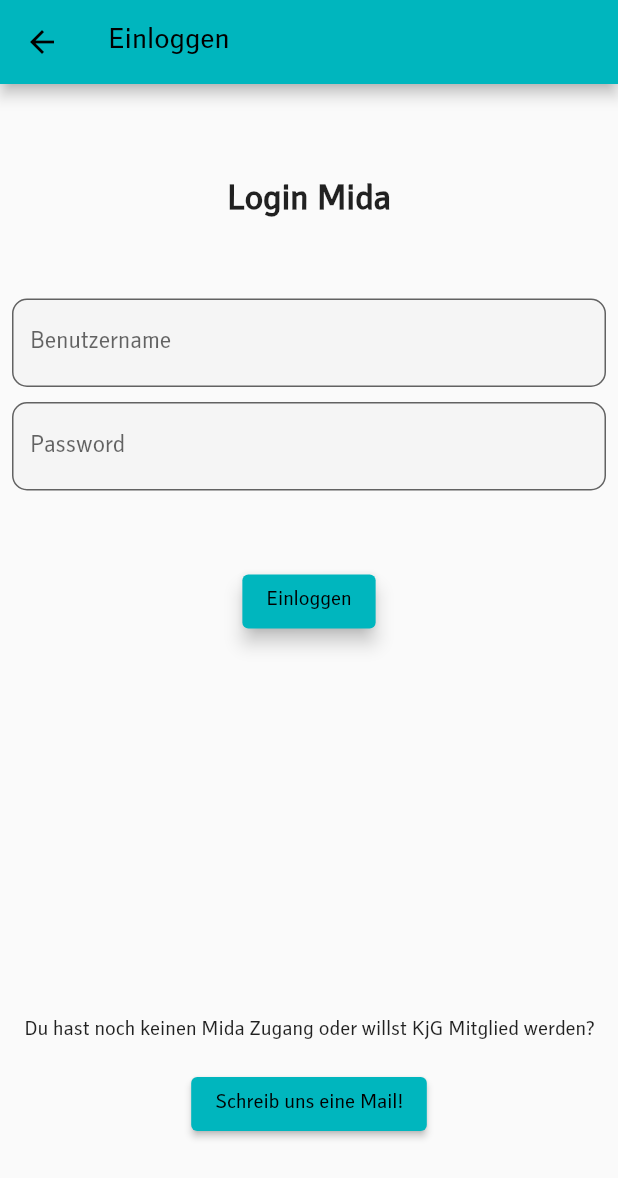
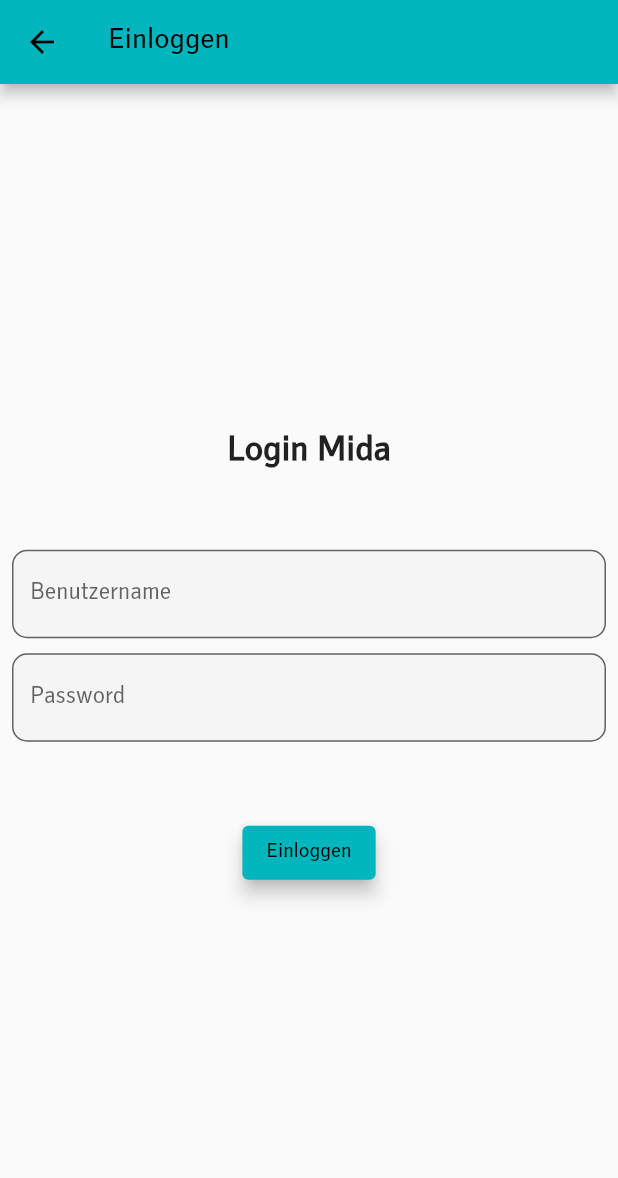
Before and after one commit to fabitb/KjG-MuF-App, a Flutter app: the screen it shows after launch, in the side drawer, after a tap on "Anmelden", on a phone screen of 412 x 824 dp. Shown: the top 1178 px of the screen. Run offline on Flutter 3.47's test engine with Material 2 defaults, Android fonts, the phone set to English and light mode, and no system bars; our stand-ins replace flutter_html, flutter_map, geocoding, latlong2, shared_preferences; missing offline and left inert: flutter_inappwebview, map_launcher; network calls fail.

Commit message:
adaptions for ios release

```diff
--- a/lib/main.dart
+++ b/lib/main.dart
@@ -92,6 +92,7 @@ class _MyHomePageState extends State<MyHomePage> {
                         mode: LaunchMode.externalApplication);
                   },
                 ),
+                /*
                 ListTile(
                   title: const Text("Shop"),
                   onTap: () async {
@@ -99,6 +100,7 @@ class _MyHomePageState extends State<MyHomePage> {
                         mode: LaunchMode.externalApplication);
                   },
                 ),
+                 */
                 ListTile(
                   title: const Text("Datenschutz"),
                   onTap: () {
--- a/lib/ui/screens/login_screen.dart
+++ b/lib/ui/screens/login_screen.dart
@@ -1,6 +1,5 @@
 import 'package:flutter/material.dart';
 import 'package:kjg_muf_app/backend/mida_service.dart';
-import 'package:kjg_muf_app/constants/strings.dart';
 import 'package:provider/provider.dart';
 
 import '../../viewmodels/main.viewmodel.dart';
@@ -74,7 +73,7 @@ class LoginScreen extends StatelessWidget {
                                 )
                               : const Center(
                                   child: CircularProgressIndicator()),
-                          const Expanded(
+                          /*const Expanded(
                               child: Align(
                                   alignment: Alignment.bottomCenter,
                                   child: Text(
@@ -84,7 +83,7 @@ class LoginScreen extends StatelessWidget {
                           ElevatedButton(
                               onPressed: () => model.openUrl(
                                   "mailto:${Strings.contactEmailAddress}"),
-                              child: const Text("Schreib uns eine Mail!"))
+                              child: const Text("Schreib uns eine Mail!"))*/
                         ],
                       )
                     : Text("Du bist eingeloggt ${model.nameCache}")),
```
Also changed, not shown: 1 other file.
